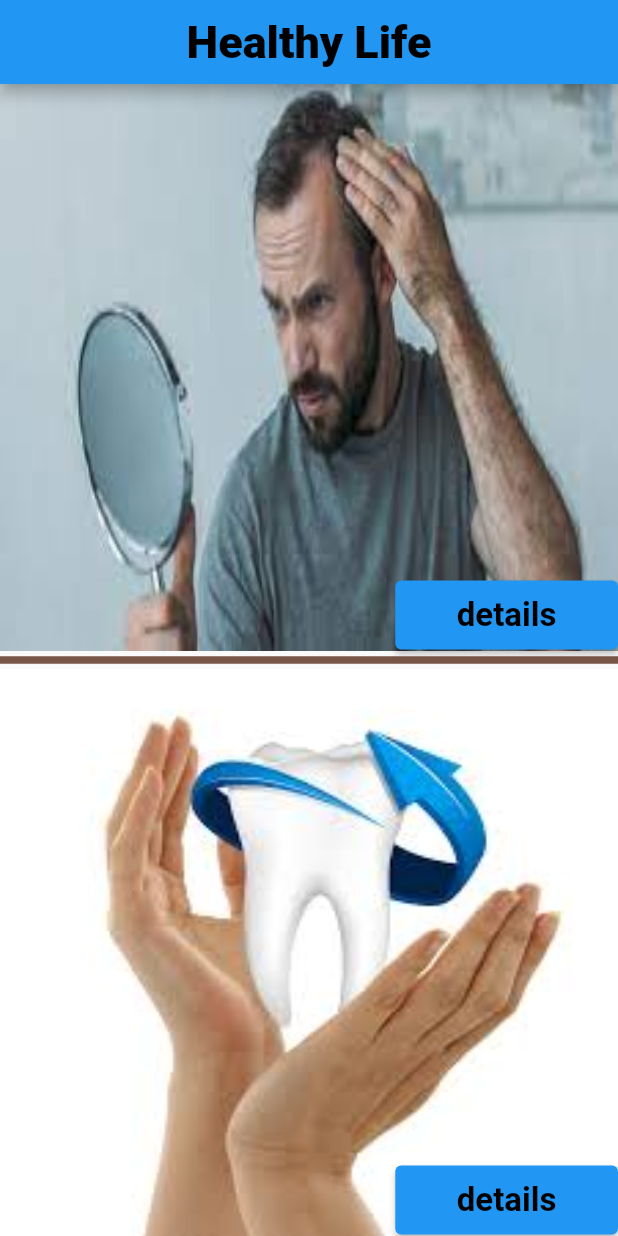
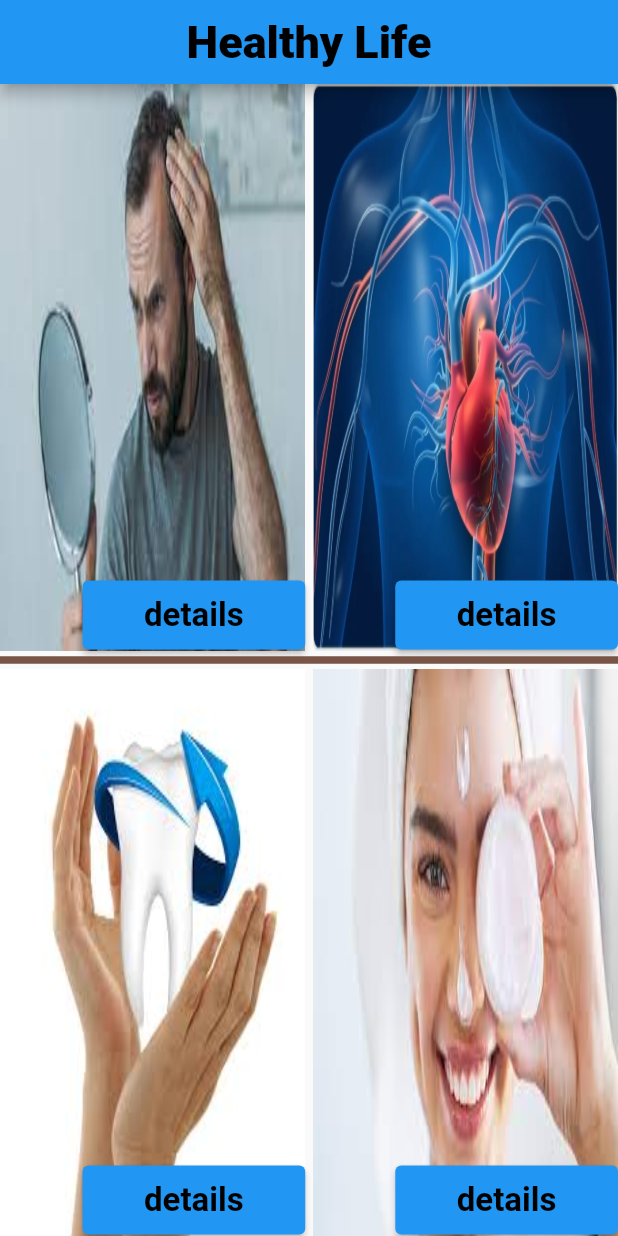
Before and after one commit to abdullah-elshahawy/app_healthyLife, a Flutter app: the screen it shows after launch, on a phone screen of 412 x 824 dp. Run offline on Flutter 3.47's test engine with Material 2 defaults, Android fonts, the phone set to English and light mode, and no system bars.

```diff
--- a/lib/main.dart
+++ b/lib/main.dart
@@ -1,5 +1,7 @@
 import 'package:flutter/material.dart';
+import 'package:untitled/faceScreen.dart';
 import 'package:untitled/hairScreen.dart';
+import 'package:untitled/heartScreen.dart';
 import 'package:untitled/homeScreen.dart';
 import 'package:untitled/teethScreen.dart';
 
@@ -34,23 +36,52 @@ class MyApp extends StatelessWidget {
             //  crossAxisAlignment: CrossAxisAlignment.stretch,
             children: [
               Expanded(
-                  child: HomeScreen(
-                      "assets/images/img.png", "details", HairScreen.routName)),
+                child: Row(
+                  children: [
+                    Expanded(
+                      child: HomeScreen("assets/images/img.png", "details",
+                          HairScreen.routeName),
+                    ),
+                    SizedBox(
+                      width: 5,
+                    ),
+                    Expanded(
+                      child: HomeScreen("assets/images/heart1.png", "details",
+                          HeartScreen.routeName),
+                    ),
+                  ],
+                ),
+              ),
               Divider(
                 color: Colors.brown,
                 thickness: 5,
                 height: 12,
               ),
               Expanded(
-                child: HomeScreen("assets/images/images.jpeg", "details",
-                    TeethScreen.routName),
-              )
+                child: Row(
+                  children: [
+                    Expanded(
+                      child: HomeScreen("assets/images/images.jpeg", "details",
+                          TeethtScreen.routeName),
+                    ),
+                    SizedBox(
+                      width: 5,
+                    ),
+                    Expanded(
+                      child: HomeScreen("assets/images/face1.png", "details",
+                          FaceScreen.routeName),
+                    )
+                  ],
+                ),
+              ),
             ],
           ),
         ),
         routes: {
-          HairScreen.routName: (_) => HairScreen(),
-          TeethScreen.routName: (_) => TeethScreen(),
+          HairScreen.routeName: (_) => HairScreen(),
+          TeethtScreen.routeName: (_) => TeethtScreen(),
+          HeartScreen.routeName: (_) => HeartScreen(),
+          FaceScreen.routeName: (_) => FaceScreen(),
         });
   }
 }
```
Also changed, not shown: lib/faceScreen.dart (added, +19 -0 lines), lib/hairScreen.dart (+5 -36 lines), lib/heartScreen.dart (added, +19 -0 lines), lib/screens.dart (added, +47 -0 lines), lib/teethScreen.dart (+6 -35 lines), assets/images/face1.png (added), assets/images/face2.png (added), assets/images/heart1.png (added), assets/images/heart2.png (added), 8 other files.
